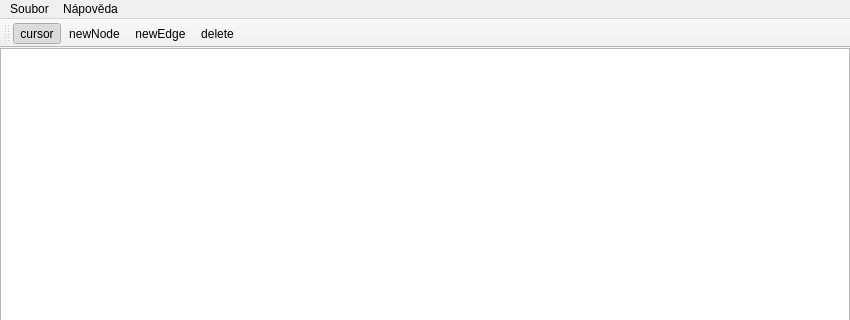
Qt form mainwindow.ui (MatyMatousek/GAL) before a commit; both pictures show x 0 to 850 and y 0 to 320 of the 850 by 520 pixel window.
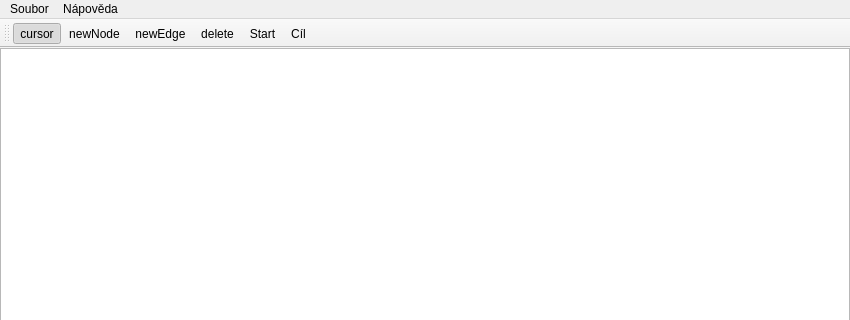
The same form after that commit. Icons and pictures are not drawn.

```diff
--- a/mainwindow.ui
+++ b/mainwindow.ui
@@ -148,6 +148,8 @@
    <addaction name="actionNewNode"/>
    <addaction name="actionNewEdge"/>
    <addaction name="actionDelete"/>
+   <addaction name="actionStart"/>
+   <addaction name="actionCil"/>
   </widget>
   <widget class="QStatusBar" name="statusBar"/>
   <action name="actionKonec">
@@ -233,6 +235,16 @@
     <string>O programu</string>
    </property>
   </action>
+  <action name="actionStart">
+   <property name="text">
+    <string>Start</string>
+   </property>
+  </action>
+  <action name="actionCil">
+   <property name="text">
+    <string>Cíl</string>
+   </property>
+  </action>
  </widget>
  <layoutdefault spacing="6" margin="11"/>
  <resources>
```
